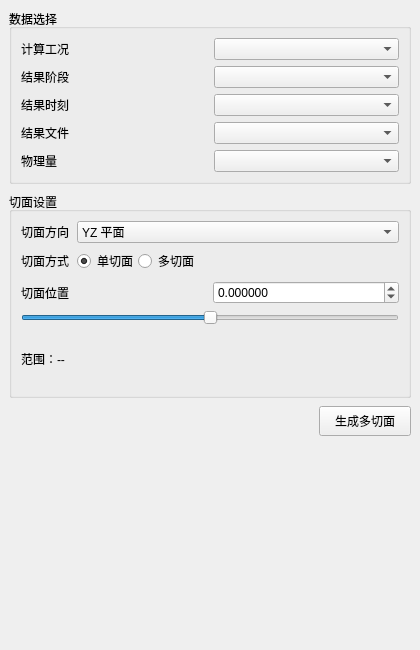
This is plugins/Base_PostProcessing/SliceSettingsWidget.ui in asd977/base_cae as Qt 5 draws it before an edit. The edited form follows.
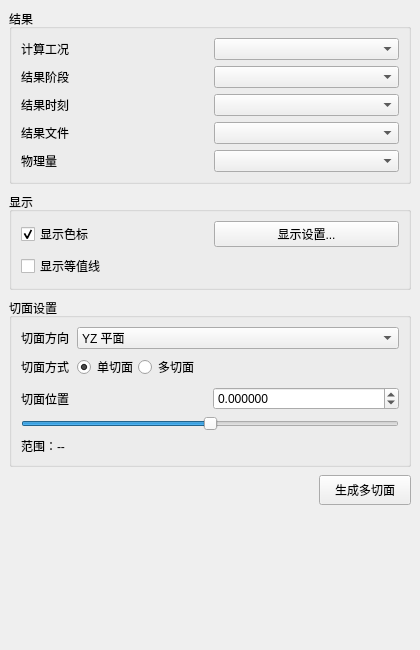
This is the edited form.

Diff of the .ui file:
```diff
--- a/plugins/Base_PostProcessing/SliceSettingsWidget.ui
+++ b/plugins/Base_PostProcessing/SliceSettingsWidget.ui
@@ -32,7 +32,7 @@
    <item>
     <widget class="QGroupBox" name="resultDataGroupBox">
      <property name="title">
-      <string>数据选择</string>
+      <string>结果</string>
      </property>
      <layout class="QGridLayout" name="resultDataLayout">
       <item row="0" column="0">
@@ -94,6 +94,45 @@
      </layout>
     </widget>
    </item>
+   <item>
+    <widget class="QGroupBox" name="displayGroupBox">
+     <property name="title">
+      <string>显示</string>
+     </property>
+     <layout class="QGridLayout" name="displayGridLayout">
+      <property name="horizontalSpacing">
+       <number>8</number>
+      </property>
+      <property name="verticalSpacing">
+       <number>7</number>
+      </property>
+      <item row="0" column="0">
+       <widget class="QCheckBox" name="showScalarBarCheckBox">
+        <property name="text">
+         <string>显示色标</string>
+        </property>
+        <property name="checked">
+         <bool>true</bool>
+        </property>
+       </widget>
+      </item>
+      <item row="1" column="0">
+       <widget class="QCheckBox" name="showContourCheckBox">
+        <property name="text">
+         <string>显示等值线</string>
+        </property>
+       </widget>
+      </item>
+      <item row="0" column="1">
+       <widget class="QPushButton" name="displaySettingsButton">
+        <property name="text">
+         <string>显示设置...</string>
+        </property>
+       </widget>
+      </item>
+     </layout>
+    </widget>
+   </item>
    <item>
     <widget class="QGroupBox" name="geometryGroupBox">
      <property name="title">
```
